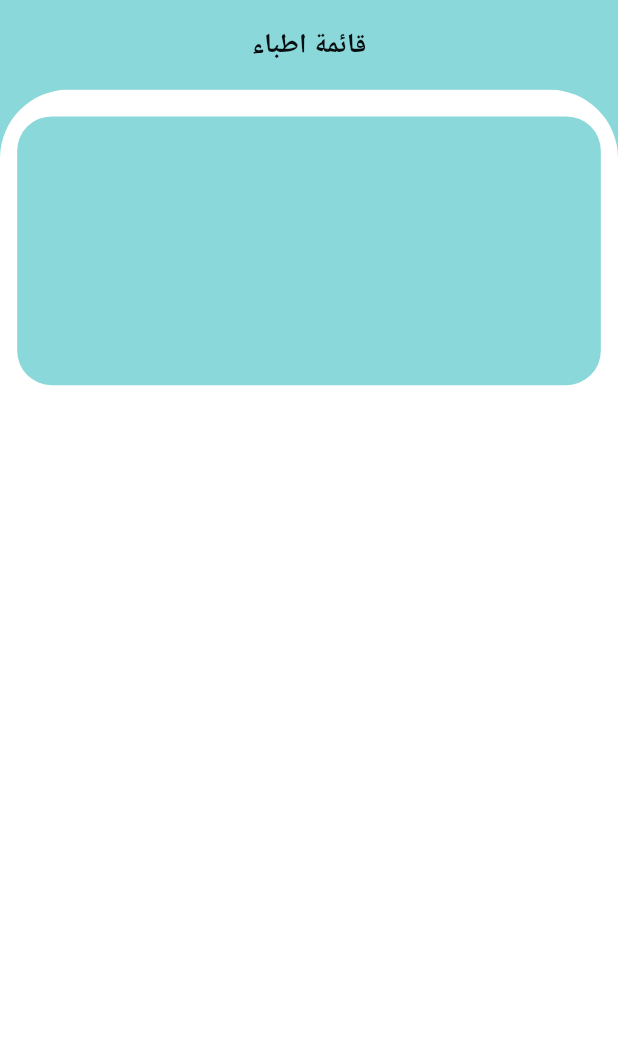
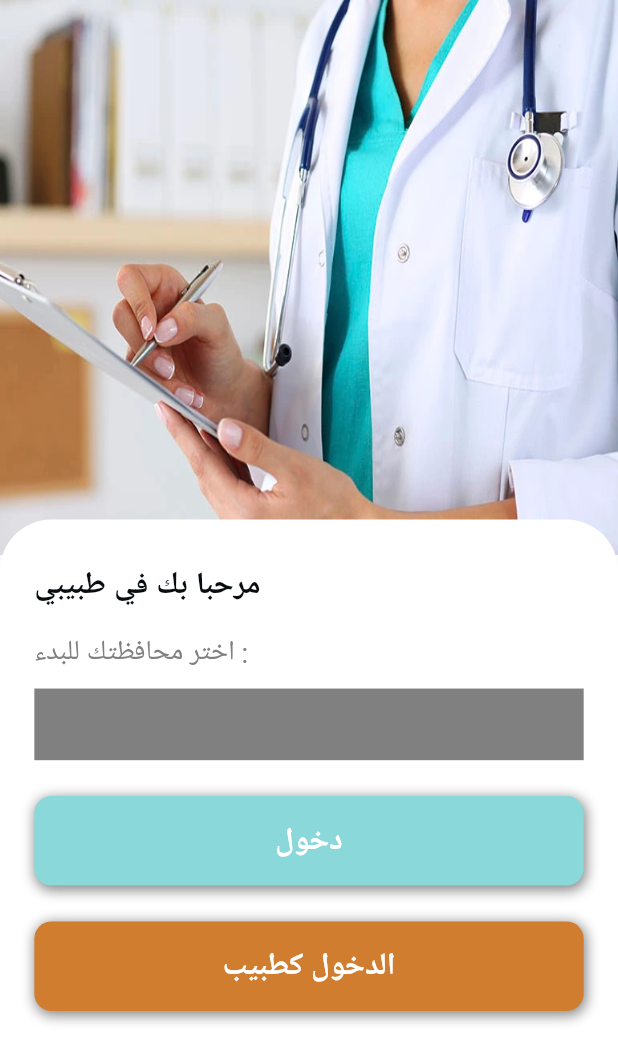
Before and after one commit to Ahmedkhalil98/doctors_guide, a Flutter app: the screen it shows after launch, on a phone screen of 412 x 824 dp. Shown: the top 1063 px of the screen. Run offline on Flutter 3.47's test engine with Material 2 defaults, Android fonts, the phone set to English and light mode, and no system bars; our stand-ins replace flutter_screenutil, get.

Commit message:
create intro screen

```diff
--- a/lib/Views/Screens/Home_Screen.dart
+++ b/lib/Views/Screens/Home_Screen.dart
@@ -1,4 +1,4 @@
-import 'package:doctors_guide/constants/colors.dart';
+import 'package:doctors_guide/constants/Colors.dart';
 import 'package:flutter/material.dart';
 import 'package:flutter_screenutil/flutter_screenutil.dart';
 
@@ -8,7 +8,7 @@ class HomeScreen extends StatelessWidget {
   @override
   Widget build(BuildContext context) {
     return Scaffold(
-      backgroundColor: kBackgroundColor,
+      backgroundColor: kPrimaryColor,
       appBar: AppBar(
         title: const Text(
           'قائمة اطباء',
@@ -35,7 +35,7 @@ class HomeScreen extends StatelessWidget {
                   vertical: 15.h,
                 ),
                 decoration: BoxDecoration(
-                  color: kBackgroundColor,
+                  color: kPrimaryColor,
                   borderRadius: BorderRadius.circular(20.r),
                 ),
               ),
--- /dev/null
+++ b/lib/Views/Screens/intro_Screen.dart
@@ -0,0 +1,91 @@
+import 'package:doctors_guide/Views/widgets/button_widget.dart';
+import 'package:doctors_guide/constants/Colors.dart';
+import 'package:flutter/material.dart';
+import 'package:flutter_screenutil/flutter_screenutil.dart';
+
+class IntroScreen extends StatelessWidget {
+  const IntroScreen({Key? key}) : super(key: key);
+
+  @override
+  Widget build(BuildContext context) {
+    return Scaffold(
+      body: SafeArea(
+          child: Column(
+        children: [
+          Expanded(
+            child: Stack(
+              children: [
+                Container(
+                  height: 310.h,
+                  decoration: const BoxDecoration(
+                      image: DecorationImage(
+                          fit: BoxFit.fill,
+                          image: AssetImage("images/doctorimg.jpg"))),
+                ),
+                Column(
+                  children: [
+                    SizedBox(
+                      height: 290.h,
+                    ),
+                    Expanded(
+                      child: Container(
+                        width: double.infinity,
+                        decoration: BoxDecoration(
+                            color: kWhiteColor,
+                            borderRadius: BorderRadius.only(
+                              topLeft: Radius.circular(30.r),
+                              topRight: Radius.circular(30.r),
+                            )),
+                        child: Padding(
+                          padding: EdgeInsets.symmetric(
+                              horizontal: 20.w, vertical: 15.h),
+                          child: Column(
+                            mainAxisAlignment: MainAxisAlignment.start,
+                            crossAxisAlignment: CrossAxisAlignment.start,
+                            children: [
+                              SizedBox(
+                                height: 10.h,
+                              ),
+                              Text(
+                                "مرحبا بك في طبيبي",
+                                style: Theme.of(context).textTheme.bodyLarge,
+                              ),
+                              Padding(
+                                padding:
+                                    EdgeInsets.only(top: 15.h, bottom: 10.h),
+                                child: Text(
+                                  "اختر محافظتك للبدء :",
+                                  style: TextStyle(
+                                    fontSize: 16.sp,
+                                    color: kgrayColor,
+                                  ),
+                                ),
+                              ),
+                              Container(
+                                margin: EdgeInsets.only(bottom: 10.h),
+                                height: 40.h,
+                                color: kgrayColor,
+                              ),
+                              MyButtonWidget(
+                                btntitle: "دخول",
+                                color: kPrimaryColor,
+                              ),
+                              MyButtonWidget(
+                                btntitle: "الدخول كطبيب",
+                                color: kSecondColor,
+                              ),
+                            ],
+                          ),
+                        ),
+                      ),
+                    ),
+                  ],
+                ),
+              ],
+            ),
+          ),
+        ],
+      )),
+    );
+  }
+}
--- /dev/null
+++ b/lib/Views/widgets/button_widget.dart
@@ -0,0 +1,41 @@
+import 'package:doctors_guide/constants/Colors.dart';
+import 'package:flutter/material.dart';
+import 'package:flutter_screenutil/flutter_screenutil.dart';
+
+class MyButtonWidget extends StatelessWidget {
+  MyButtonWidget({
+    Key? key,
+    required this.btntitle,
+    required this.color,
+  }) : super(key: key);
+  Color color;
+  String btntitle;
+
+  @override
+  Widget build(BuildContext context) {
+    return Container(
+      margin: EdgeInsets.symmetric(vertical: 10.h),
+      alignment: Alignment.center,
+      height: 50.h,
+      width: double.infinity,
+      decoration: BoxDecoration(
+          color: color,
+          boxShadow: const [
+            BoxShadow(
+                color: kgrayColor,
+                spreadRadius: 0.5,
+                blurRadius: 7,
+                offset: Offset(1, 2))
+          ],
+          borderRadius: BorderRadius.circular(10.r)),
+      child: Text(
+        btntitle,
+        style: TextStyle(
+          fontSize: 18.sp,
+          color: kWhiteColor,
+          fontWeight: FontWeight.bold,
+        ),
+      ),
+    );
+  }
+}
--- a/lib/constants/Colors.dart
+++ b/lib/constants/Colors.dart
@@ -1,6 +1,7 @@
 import 'package:flutter/cupertino.dart';
 
-const Color kBackgroundColor = Color(0xff8ad8da);
+const Color kPrimaryColor = Color(0xff8ad8da);
 const Color kBlackColor = Color(0xff080d10);
 const Color kSecondColor = Color(0xffd17d2f);
 const Color kWhiteColor = Color(0xffffffff);
+const Color kgrayColor = Color(0xff808080);
--- a/lib/constants/themes.dart
+++ b/lib/constants/themes.dart
@@ -1,4 +1,4 @@
-import 'package:doctors_guide/constants/colors.dart';
+import 'package:doctors_guide/constants/Colors.dart';
 import 'package:flutter/material.dart';
 import 'package:flutter_screenutil/flutter_screenutil.dart';
 
@@ -10,7 +10,7 @@ import 'package:flutter_screenutil/flutter_screenutil.dart';
 ThemeData myThemeData() {
   return ThemeData(
       appBarTheme: AppBarTheme(
-        backgroundColor: kBackgroundColor,
+          backgroundColor: kPrimaryColor,
           centerTitle: true,
           elevation: 0,
           toolbarHeight: 50.h,
@@ -19,5 +19,10 @@ ThemeData myThemeData() {
             fontSize: 16.sp,
             fontWeight: FontWeight.w700,
           )),
-  );
+      textTheme: TextTheme(
+          bodyLarge: TextStyle(
+        fontSize: 18.sp,
+        color: kBlackColor,
+        fontWeight: FontWeight.bold,
+      )));
 }
--- a/lib/root.dart
+++ b/lib/root.dart
@@ -1,4 +1,4 @@
-import 'package:doctors_guide/Views/Screens/home_screen.dart';
+import 'package:doctors_guide/Views/Screens/intro_Screen.dart';
 import 'package:doctors_guide/constants/themes.dart';
 import 'package:flutter/material.dart';
 import 'package:flutter_screenutil/flutter_screenutil.dart';
@@ -11,8 +11,9 @@ class MyApp extends StatelessWidget {
   Widget build(BuildContext context) {
     return ScreenUtilInit(builder: (context, child) {
       return GetMaterialApp(
-        debugShowCheckedModeBanner: true,
-        home: const HomeScreen(),
+        debugShowCheckedModeBanner: false,
+        home: const IntroScreen(),
+        locale: Get.deviceLocale,
         theme: myThemeData(),
       );
     });
--- a/pubspec.yaml
+++ b/pubspec.yaml
@@ -60,8 +60,8 @@ flutter:
   uses-material-design: true
 
   # To add assets to your application, add an assets section, like this:
-  # assets:
-  #   - images/a_dot_burr.jpeg
+  assets:
+    - images/
   #   - images/a_dot_ham.jpeg
 
   # An image asset can refer to one or more resolution-specific "variants", see
```
Also changed, not shown: images/doctorimg.jpg (added), pubspec.lock. Lines whose indentation alone changed are shown as unchanged.
